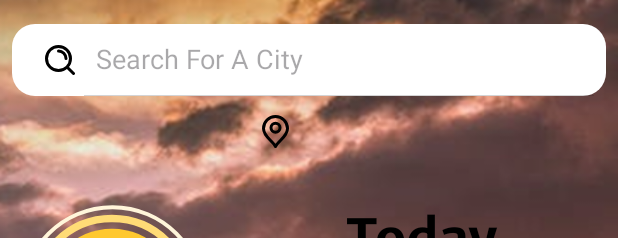
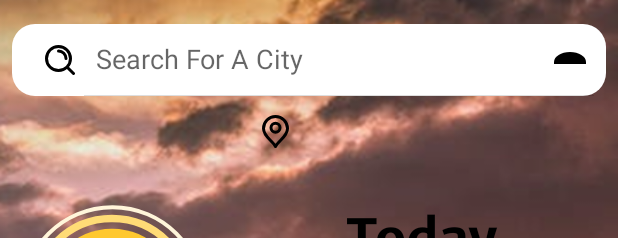
Before and after one commit to danhuy04/Weather_AndroidApp, an Android app: the layout activity_main.xml on its own in the app's theme, with its tools: preview values and no code run, on a phone screen of 412 x 824 dp. Shown: the top 238 px of the screen. Run offline under Robolectric (Android 15) with nearby library versions, the phone set to English and light mode, and no system bars.

```diff
--- /dev/null
+++ b/app/src/main/res/drawable/ic_useravatar.xml
@@ -0,0 +1,17 @@
+<?xml version="1.0" encoding="utf-8"?>
+<vector xmlns:android="http://schemas.android.com/apk/res/android"
+    android:width="24dp"
+    android:height="24dp"
+    android:viewportWidth="24"
+    android:viewportHeight="24">
+
+    <!-- Đầu người -->
+    <path
+        android:fillColor="#FFFFFF"
+        android:pathData="M12,12c2.21,0 4,-1.79 4,-4s-1.79,-4 -4,-4 -4,1.79 -4,4 1.79,4 4,4zM12,14c-2.67,0 -8,1.34 -8,4v2h16v-2c0,-2.66 -5.33,-4 -8,-4z"/>
+
+    <!-- Thân người (vòng tròn tượng trưng cho vai & ngực) -->
+    <path
+        android:fillColor="#FF000000"
+        android:pathData="M12,14c-4.42,0 -8,2.24 -8,5v1h16v-1c0,-2.76 -3.58,-5 -8,-5z"/>
+</vector>
--- a/app/src/main/res/layout/activity_main.xml
+++ b/app/src/main/res/layout/activity_main.xml
@@ -411,4 +411,18 @@
         app:layout_constraintTop_toBottomOf="@+id/frameLayout"
         app:layout_constraintVertical_bias="0.967" />
 
+    <ImageView
+        android:id="@+id/loginIcon"
+        android:layout_width="32dp"
+        android:layout_height="32dp"
+        android:layout_marginTop="16dp"
+        android:layout_marginEnd="16dp"
+        android:src="@drawable/ic_useravatar"
+        android:clickable="true"
+        android:focusable="true"
+        android:background="?attr/selectableItemBackgroundBorderless"
+        app:layout_constraintTop_toTopOf="parent"
+        app:layout_constraintEnd_toEndOf="parent"
+        android:contentDescription="@string/login_icon_description" />
+
 </androidx.constraintlayout.widget.ConstraintLayout>
--- a/app/src/main/res/layout/activity_splash.xml
+++ b/app/src/main/res/layout/activity_splash.xml
@@ -37,7 +37,7 @@
         android:layout_width="wrap_content"
         android:layout_height="wrap_content"
         android:fontFamily="@font/merriweathersans_medium"
-        android:text="Design by Group..."
+        android:text="Design by Group 7"
         android:textAlignment="center"
         android:textColor="@color/black"
         android:layout_marginBottom="32dp"
--- a/app/src/main/res/values/colors.xml
+++ b/app/src/main/res/values/colors.xml
@@ -1,5 +1,10 @@
 <?xml version="1.0" encoding="utf-8"?>
 <resources>
+    <color name="purple_200">#FFBB86FC</color>
+    <color name="purple_500">#FF6200EE</color>
+    <color name="purple_700">#FF3700B3</color>
+    <color name="teal_200">#FF03DAC5</color>
+    <color name="teal_700">#FF018786</color>
     <color name="black">#FF000000</color>
     <color name="white">#FFFFFFFF</color>
 </resources>
--- a/app/src/main/res/values/strings.xml
+++ b/app/src/main/res/values/strings.xml
@@ -1,3 +1,6 @@
+<?xml version="1.0" encoding="utf-8"?>
 <resources>
-    <string name="app_name">weatherapp</string>
+    <string name="app_name">WeatherApp</string>
+    <string name="default_web_client_id">123456789-abcdef.apps.googleusercontent.com</string>
+    <string name="login_icon_description">Biểu tượng đăng nhập</string>
 </resources>
--- a/app/src/main/res/values/themes.xml
+++ b/app/src/main/res/values/themes.xml
@@ -1,3 +1,4 @@
+<?xml version="1.0" encoding="utf-8"?>
 <resources xmlns:tools="http://schemas.android.com/tools">
     <!-- Base application theme. -->
     <style name="Base.Theme.Weatherapp" parent="Theme.Material3.DayNight.NoActionBar">
@@ -5,5 +6,17 @@
         <!-- <item name="colorPrimary">@color/my_light_primary</item> -->
     </style>
 
-    <style name="Theme.Weatherapp" parent="Base.Theme.Weatherapp" />
+    <style name="Theme.WeatherApp" parent="Theme.MaterialComponents.DayNight.NoActionBar">
+        <!-- Primary brand color. -->
+        <item name="colorPrimary">@color/purple_500</item>
+        <item name="colorPrimaryVariant">@color/purple_700</item>
+        <item name="colorOnPrimary">@color/white</item>
+        <!-- Secondary brand color. -->
+        <item name="colorSecondary">@color/teal_200</item>
+        <item name="colorSecondaryVariant">@color/teal_700</item>
+        <item name="colorOnSecondary">@color/black</item>
+        <!-- Status bar color. -->
+        <item name="android:statusBarColor">@android:color/transparent</item>
+        <item name="android:windowLightStatusBar">true</item>
+    </style>
 </resources>
--- a/gradle.properties
+++ b/gradle.properties
@@ -8,8 +8,8 @@
 # The setting is particularly useful for tweaking memory settings.
 org.gradle.jvmargs=-Xmx2048m -Dfile.encoding=UTF-8
 # When configured, Gradle will run in incubating parallel mode.
-# This option should only be used with decoupled projects. For more details, visit
-# https://developer.android.com/r/tools/gradle-multi-project-decoupled-projects
+# This option should only be used with decoupled projects. More details, visit
+# http://www.gradle.org/docs/current/userguide/multi_project_builds.html#sec:decoupled_projects
 # org.gradle.parallel=true
 # AndroidX package structure to make it clearer which packages are bundled with the
 # Android operating system, and which are packaged with your app's APK
--- a/gradle/libs.versions.toml
+++ b/gradle/libs.versions.toml
@@ -10,6 +10,7 @@ material = "1.12.0"
 activity = "1.10.1"
 constraintlayout = "2.2.1"
 carUiLib = "2.6.0"
+firebaseAuthKtx = "23.2.0"
 
 [libraries]
 androidx-core-ktx = { group = "androidx.core", name = "core-ktx", version.ref = "coreKtx" }
@@ -21,6 +22,7 @@ material = { group = "com.google.android.material", name = "material", version.r
 androidx-activity = { group = "androidx.activity", name = "activity", version.ref = "activity" }
 androidx-constraintlayout = { group = "androidx.constraintlayout", name = "constraintlayout", version.ref = "constraintlayout" }
 car-ui-lib = { group = "com.android.car.ui", name = "car-ui-lib", version.ref = "carUiLib" }
+firebase-auth-ktx = { group = "com.google.firebase", name = "firebase-auth-ktx", version.ref = "firebaseAuthKtx" }
 
 [plugins]
 android-application = { id = "com.android.application", version.ref = "agp" }
```
Also changed, not shown: app/build.gradle.kts (+31 -27 lines), app/src/main/AndroidManifest.xml (+14 -12 lines), app/src/main/java/com/example/weatherapp/MainActivity.kt (+34 -34 lines), app/src/main/res/drawable/ic_login.xml (added, +22 -0 lines), build.gradle.kts (+9 -2 lines).
